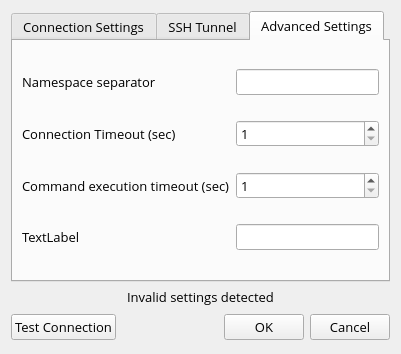
The window that redis-desktop-manager/forms/connection.ui (RedisInsight/RedisDesktopManager) describes before a commit, drawn with Qt 5.
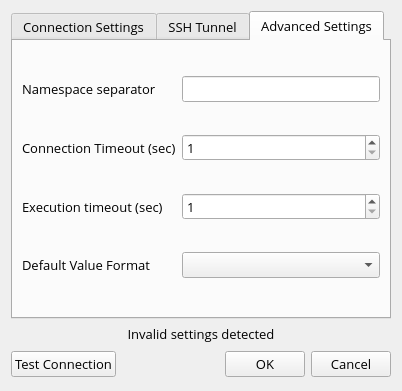
The same window after the commit. The open tabs and pages were chosen to show the change. Icons and pictures are not drawn.

The edit to the form file:
```diff
--- a/redis-desktop-manager/forms/connection.ui
+++ b/redis-desktop-manager/forms/connection.ui
@@ -9,8 +9,8 @@
    <rect>
     <x>0</x>
     <y>0</y>
-    <width>401</width>
-    <height>354</height>
+    <width>402</width>
+    <height>391</height>
    </rect>
   </property>
   <property name="sizePolicy">
@@ -308,7 +308,7 @@
        <item row="2" column="0">
         <widget class="QLabel" name="label_8">
          <property name="text">
-          <string>Command execution timeout (sec)</string>
+          <string>Execution timeout (sec)</string>
          </property>
         </widget>
        </item>
@@ -325,13 +325,20 @@
          </property>
         </widget>
        </item>
-       <item row="3" column="1">
-        <widget class="QLineEdit" name="lineEdit"/>
-       </item>
        <item row="3" column="0">
         <widget class="QLabel" name="label_4">
          <property name="text">
-          <string>TextLabel</string>
+          <string>Default Value Format</string>
+         </property>
+        </widget>
+       </item>
+       <item row="3" column="1">
+        <widget class="QComboBox" name="defaultValueFormat">
+         <property name="currentIndex">
+          <number>-1</number>
+         </property>
+         <property name="modelColumn">
+          <number>0</number>
          </property>
         </widget>
        </item>
```
Left out of the diff: 2 changed lines with no effect on the pictures.
